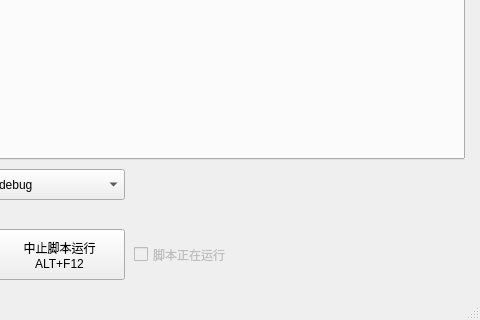
Before: the Qt Designer form mainwindow.ui in A-SunsetMkt-Forks/wuwaBackendTool, drawn with Qt 5; both pictures show x 886 to 1366 and y 448 to 768 of the 1366 by 768 pixel window.
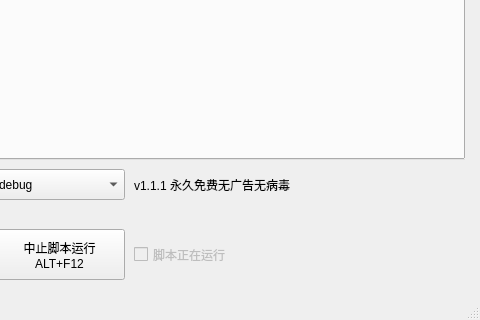
After: the same form once the commit is applied. Custom widgets are drawn as their Qt base class.

Commit message: 背包阈值降低为0.7  UI 标题调整

```diff
--- a/mainwindow.ui
+++ b/mainwindow.ui
@@ -134,6 +134,19 @@
 ALT+F12</string>
     </property>
    </widget>
+   <widget class="QLabel" name="label">
+    <property name="geometry">
+     <rect>
+      <x>1020</x>
+      <y>600</y>
+      <width>271</width>
+      <height>31</height>
+     </rect>
+    </property>
+    <property name="text">
+     <string>v1.1.1 永久免费无广告无病毒</string>
+    </property>
+   </widget>
   </widget>
   <widget class="QMenuBar" name="menuBar">
    <property name="geometry">
```
The commit also changes 4 other files.
